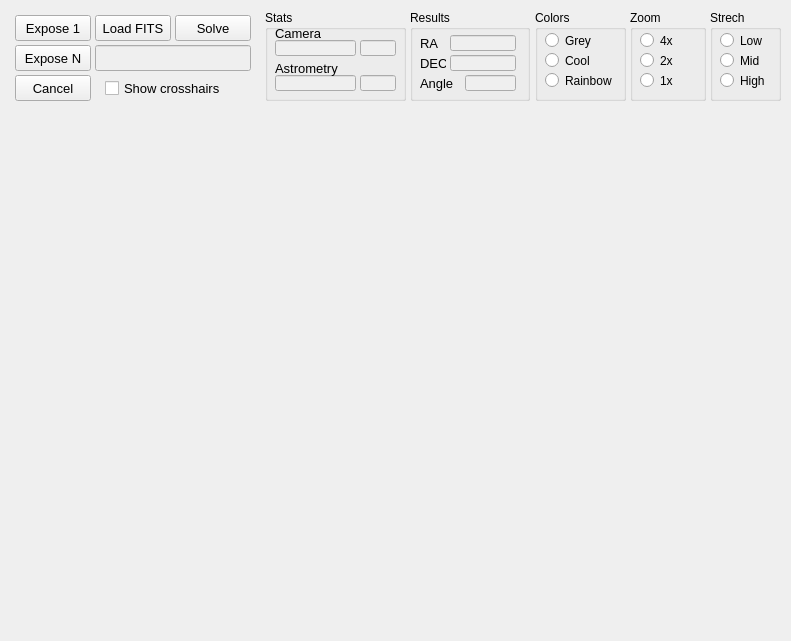
Before: the Qt Designer form mountwizzard/gui/image_window_ui.ui in sayitfast/MountWizzard3, drawn with Qt 5.
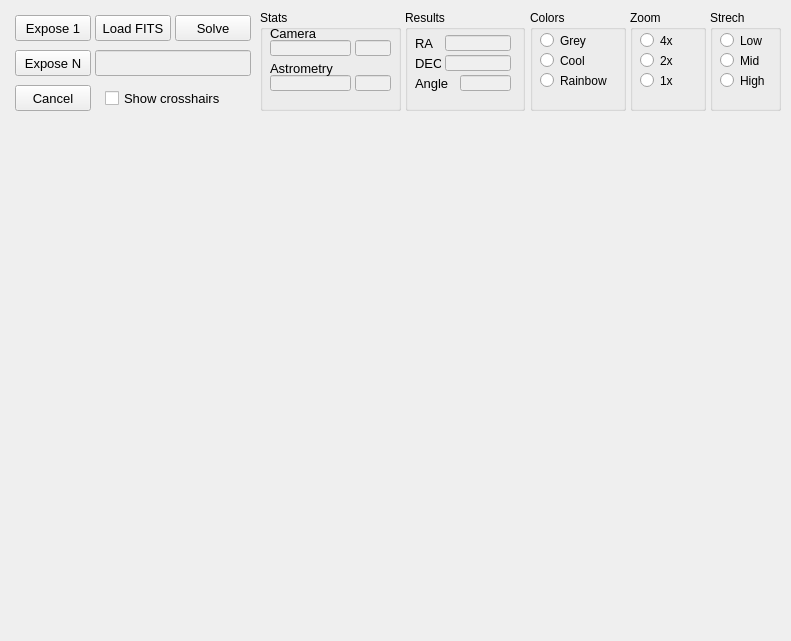
After: the same form once the commit is applied.

What changed in the file:
```diff
--- a/mountwizzard/gui/image_window_ui.ui
+++ b/mountwizzard/gui/image_window_ui.ui
@@ -22,9 +22,9 @@
    <property name="geometry">
     <rect>
      <x>5</x>
-     <y>125</y>
+     <y>130</y>
      <width>781</width>
-     <height>511</height>
+     <height>506</height>
     </rect>
    </property>
    <property name="autoFillBackground">
@@ -70,7 +70,7 @@
      <x>710</x>
      <y>10</y>
      <width>71</width>
-     <height>91</height>
+     <height>101</height>
     </rect>
    </property>
    <property name="title">
@@ -122,7 +122,7 @@
      <x>630</x>
      <y>10</y>
      <width>76</width>
-     <height>91</height>
+     <height>101</height>
     </rect>
    </property>
    <property name="title">
@@ -192,10 +192,10 @@
   <widget class="QGroupBox" name="groupBox_4">
    <property name="geometry">
     <rect>
-     <x>535</x>
+     <x>530</x>
      <y>10</y>
-     <width>91</width>
-     <height>91</height>
+     <width>96</width>
+     <height>101</height>
     </rect>
    </property>
    <property name="title">
@@ -238,7 +238,7 @@
      <rect>
       <x>10</x>
       <y>60</y>
-      <width>71</width>
+      <width>81</width>
       <height>21</height>
      </rect>
     </property>
@@ -256,7 +256,7 @@
      <x>0</x>
      <y>0</y>
      <width>790</width>
-     <height>121</height>
+     <height>126</height>
     </rect>
    </property>
    <property name="text">
@@ -294,7 +294,7 @@
    <property name="geometry">
     <rect>
      <x>15</x>
-     <y>75</y>
+     <y>85</y>
      <width>76</width>
      <height>26</height>
     </rect>
@@ -318,7 +318,7 @@
    <property name="geometry">
     <rect>
      <x>95</x>
-     <y>45</y>
+     <y>50</y>
      <width>156</width>
      <height>26</height>
     </rect>
@@ -357,7 +357,7 @@
    <property name="geometry">
     <rect>
      <x>15</x>
-     <y>45</y>
+     <y>50</y>
      <width>76</width>
      <height>26</height>
     </rect>
@@ -378,7 +378,7 @@
    <property name="geometry">
     <rect>
      <x>105</x>
-     <y>80</y>
+     <y>90</y>
      <width>131</width>
      <height>16</height>
     </rect>
@@ -402,9 +402,9 @@
    <property name="geometry">
     <rect>
      <x>5</x>
-     <y>125</y>
+     <y>130</y>
      <width>781</width>
-     <height>511</height>
+     <height>506</height>
     </rect>
    </property>
    <property name="autoFillBackground">
@@ -414,10 +414,10 @@
   <widget class="QGroupBox" name="groupBox">
    <property name="geometry">
     <rect>
-     <x>265</x>
+     <x>260</x>
      <y>10</y>
      <width>141</width>
-     <height>91</height>
+     <height>101</height>
     </rect>
    </property>
    <property name="title">
@@ -637,10 +637,10 @@
   <widget class="QGroupBox" name="groupBox_5">
    <property name="geometry">
     <rect>
-     <x>410</x>
+     <x>405</x>
      <y>10</y>
      <width>120</width>
-     <height>91</height>
+     <height>101</height>
     </rect>
    </property>
    <property name="title">
```
